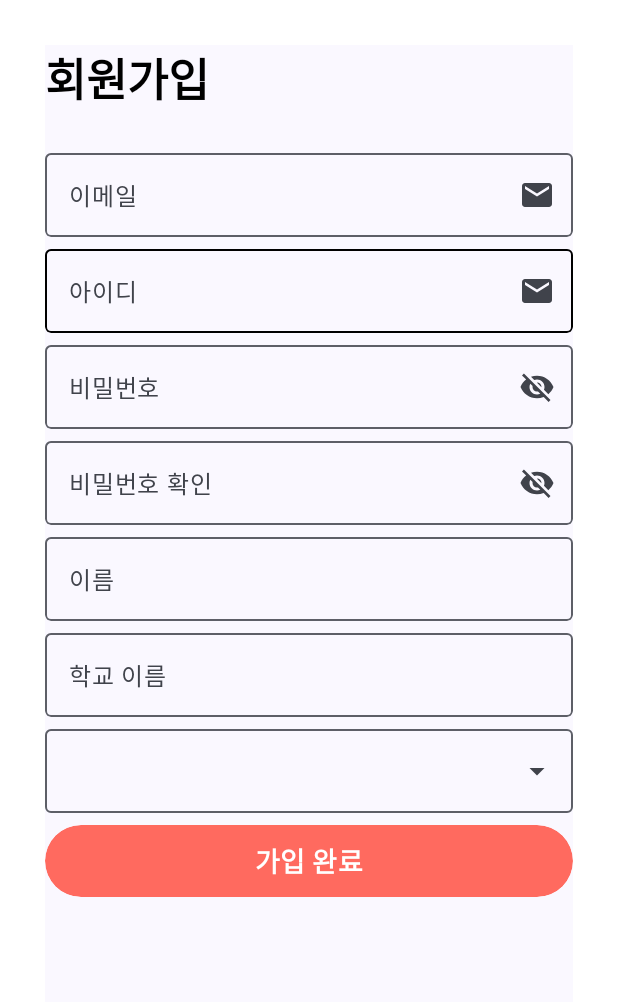
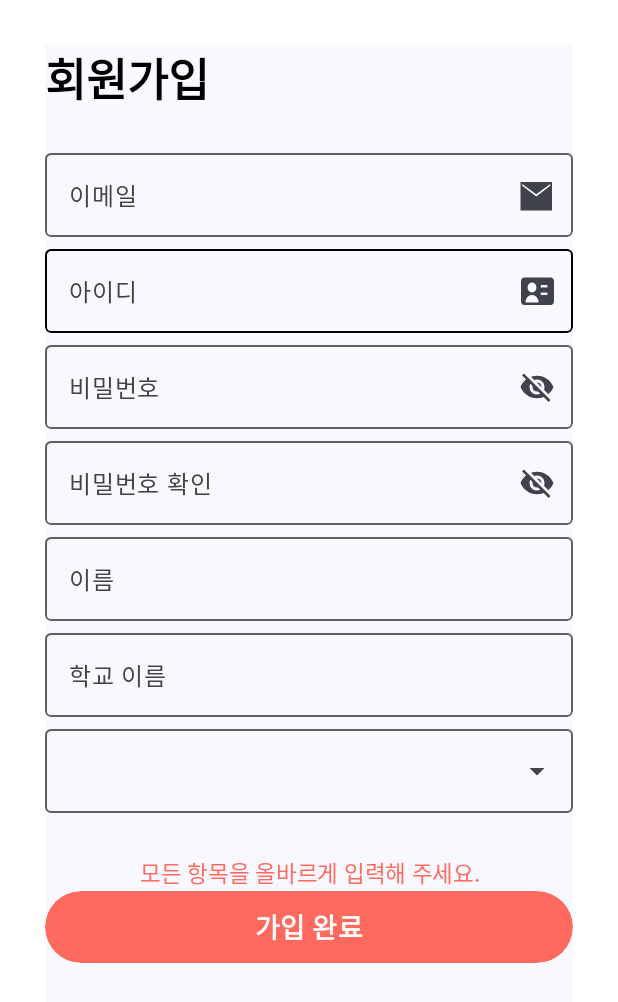
Before and after one commit to applepepsi/NextClass, an Android app built with Jetpack Compose: the screen it shows after launch (MainActivity), after a tap on "가입 완료", on a phone screen of 412 x 824 dp. Shown: the top 1002 px of the screen. Run offline under Robolectric (Android 15) with nearby library versions, the phone set to English and light mode, and no system bars; our stand-ins replace Dagger/Hilt's generated code.

Commit message:
추가 예외 처리 및 이미지 버튼 변경

```diff
--- a/app/src/main/java/com/example/nextclass/appComponent/AppComponents.kt
+++ b/app/src/main/java/com/example/nextclass/appComponent/AppComponents.kt
@@ -24,6 +24,7 @@ import androidx.compose.material.icons.filled.VisibilityOff
 import androidx.compose.material3.Button
 import androidx.compose.material3.ButtonDefaults
 import androidx.compose.material3.Card
+import androidx.compose.material3.CircularProgressIndicator
 import androidx.compose.material3.DismissValue
 import androidx.compose.material3.DropdownMenu
 import androidx.compose.material3.DropdownMenuItem
@@ -51,9 +52,12 @@ import androidx.compose.ui.Modifier
 import androidx.compose.ui.draw.clip
 import androidx.compose.ui.graphics.Brush
 import androidx.compose.ui.graphics.Color
+import androidx.compose.ui.graphics.vector.ImageVector
 import androidx.compose.ui.layout.onSizeChanged
 import androidx.compose.ui.platform.LocalDensity
 import androidx.compose.ui.res.colorResource
+import androidx.compose.ui.res.painterResource
+import androidx.compose.ui.res.vectorResource
 import androidx.compose.ui.text.TextStyle
 import androidx.compose.ui.text.font.FontStyle
 import androidx.compose.ui.text.font.FontWeight
@@ -162,9 +166,10 @@ fun EmailInputFieldComponent(
         onValueChange = onValueChange,
         trailingIcon = {
             val iconImage=if(emailCheckValue){
-                Icons.Filled.MarkEmailRead
+                ImageVector.vectorResource(R.drawable.email_duplicate_check_yes)
+
             }else{
-                Icons.Filled.Email
+                ImageVector.vectorResource(R.drawable.email_duplicate_check_no)
             }
 
             val description=if(emailCheckValue){
@@ -222,9 +227,10 @@ fun IdInputFieldComponent(
         onValueChange = onValueChange,
         trailingIcon = {
             val iconImage=if(idDuplicateCheckValue){
-                Icons.Filled.MarkEmailRead
+                ImageVector.vectorResource(R.drawable.id_duplicate_check_yes)
+
             }else{
-                Icons.Filled.Email
+                ImageVector.vectorResource(R.drawable.id_duplicate_check_no)
             }
 
             val description=if(idDuplicateCheckValue){
@@ -434,13 +440,21 @@ fun InputButtonComponent(
 
 
 @Composable
-fun TextInputHelpFieldComponent(){
-
-    Text(
-        text = "",
-        fontSize = 10.sp,
-        modifier = Modifier
-            .fillMaxWidth()
-            .padding(start = 20.dp, top = 5.dp),
-    )
+fun TextInputHelpFieldComponent(
+    errorMessage: String,
+    isError:Boolean
+){
+    if(isError){
+        Text(
+            text = errorMessage,
+            fontSize = 15.sp,
+            fontWeight = FontWeight.Normal,
+            fontStyle = FontStyle.Normal,
+            color = Pastel_Red,
+            textAlign = TextAlign.Center,
+            modifier = Modifier
+                .fillMaxWidth()
+                .heightIn(13.dp)
+        )
+    }
 }
--- a/app/src/main/java/com/example/nextclass/screen/JoinView.kt
+++ b/app/src/main/java/com/example/nextclass/screen/JoinView.kt
@@ -42,6 +42,7 @@ import com.example.nextclass.appComponent.GradeDropDownMenuComponent
 import com.example.nextclass.appComponent.IdInputFieldComponent
 import com.example.nextclass.appComponent.InputButtonComponent
 import com.example.nextclass.appComponent.MainTextComponent
+import com.example.nextclass.appComponent.TextInputHelpFieldComponent
 import com.example.nextclass.repository.TestRepository
 
 @Composable
@@ -129,6 +130,14 @@ fun JoinView(loginViewModel: LoginViewModel) {
                 toggleDropDownMenuOption={loginViewModel.toggleMenuVisibility()}
             )
 
+            Spacer(modifier = Modifier.height(20.dp))
+
+            TextInputHelpFieldComponent(
+
+                errorMessage = loginViewModel.joinFailMessage.value.asString(LocalContext.current),
+                isError = loginViewModel.joinFail.value,
+            )
+
             InputButtonComponent(value="가입 완료", onClick = {loginViewModel.joinComplete()})
 
         }
--- a/app/src/main/java/com/example/nextclass/viewmodel/LoginViewModel.kt
+++ b/app/src/main/java/com/example/nextclass/viewmodel/LoginViewModel.kt
@@ -94,9 +94,16 @@ class LoginViewModel @Inject constructor(
     private val _entranceYearInputErrorMessage = mutableStateOf<StringValue>(StringValue.Empty)
     val entranceYearInputErrorMessage: State<StringValue> = _entranceYearInputErrorMessage
 
+    private val _joinFailMessage = mutableStateOf<StringValue>(StringValue.Empty)
+    val joinFailMessage: State<StringValue> = _joinFailMessage
+
+    private val _joinFail=mutableStateOf(false)
+    val joinFail: State<Boolean> = _joinFail
+
     fun updateEmail(newEmail: String) {
         _email.value = newEmail
         emailCheck(newEmail)
+        _emailDuplicateCheck.value=false
     }
 
     private fun emailCheck(newEmail: String){
@@ -105,6 +112,7 @@ class LoginViewModel @Inject constructor(
 
         val errorMessage = when {
             !pattern.matcher(newEmail).matches() -> StringValue.StringResource(R.string.wrongEmailType)
+            !_emailDuplicateCheck.value -> StringValue.StringResource(R.string.needEmailDuplicateCheck)
             else -> StringValue.Empty
         }
         _emailInputErrorMessage.value = errorMessage
@@ -114,12 +122,15 @@ class LoginViewModel @Inject constructor(
     fun updateId(newId: String) {
         _id.value = newId
         idCheck(newId)
+        //아이디 인증을 하고 텍스트를 바꾸면 인증을 다시하도록
+        _idDuplicateCheck.value=false
     }
 
     private fun idCheck(newId: String){
         val errorMessage = when {
             newId.length !in 5..20 -> StringValue.StringResource(R.string.idSizeLimit)
             !newId.matches(Regex("^[a-zA-Z0-9]*$")) -> StringValue.StringResource(R.string.idOnlyString)
+            !_idDuplicateCheck.value -> StringValue.StringResource(R.string.needIdDuplicateCheck)
             else -> StringValue.Empty
         }
         _idInputErrorMessage.value = errorMessage
@@ -135,6 +146,7 @@ class LoginViewModel @Inject constructor(
         val errorMessage = when {
             newPassword.length !in 8..16 -> StringValue.StringResource(R.string.wrongPasswordLimit)
             !newPassword.matches(Regex("^(?=.*[0-9])(?=.*[a-z])(?=.*[A-Z]).+$")) -> StringValue.StringResource(R.string.wrongPasswordRule)
+
             else -> StringValue.Empty
         }
 
@@ -252,7 +264,7 @@ class LoginViewModel @Inject constructor(
 
     fun joinComplete(){
 
-        if(joinEmptyAndErrorCheck())
+        if(joinEmptyAndErrorCheck() && duplicateCheck() )
         {
             Log.d("가입 성공",
                 "email : ${email.value}," +
@@ -262,22 +274,31 @@ class LoginViewModel @Inject constructor(
                         "name : ${name.value},"+
                         "schoolName : ${schoolName.value},"+
                         "entranceYear : ${entranceYear.value},")
+
+            _joinFailMessage.value=StringValue.Empty
+            _joinFail.value=false
         }else{
-            Log.d("가입 실패",
-                "가입 실패")
+            Log.d("가입 실패", "가입실패")
+            _joinFailMessage.value=StringValue.StringResource(R.string.joinFailError)
+            _joinFail.value=true
         }
     }
 
     private fun joinEmptyAndErrorCheck(): Boolean {
         return listOf(
-            email to emailInputError,
-            id to idInputError,
-            password to passwordInputError,
-            passwordConfirm to passwordConfirmInputError,
-            name to nameInputError,
-            schoolName to schoolNameInputError,
-            entranceYear to entranceYearInputError
+            _email to _emailInputError,
+            _id to _idInputError,
+            _password to _passwordInputError,
+            _passwordConfirm to _passwordConfirmInputError,
+            _name to _nameInputError,
+            _schoolName to _schoolNameInputError,
+            _entranceYear to _entranceYearInputError
         ).all { (userInput, error) -> userInput.value.isNotEmpty() && !error.value }
     }
 
+    private fun duplicateCheck(): Boolean {
+
+        return _idDuplicateCheck.value && _emailDuplicateCheck.value
+    }
+
 }
--- /dev/null
+++ b/app/src/main/res/drawable/email_duplicate_check_no.xml
@@ -0,0 +1,10 @@
+<?xml version="1.0" encoding="utf-8"?>
+<vector xmlns:android="http://schemas.android.com/apk/res/android"
+    android:width="24dp"
+    android:height="26dp"
+    android:viewportWidth="24"
+    android:viewportHeight="26">
+    <path
+        android:fillColor="#FF000000"
+        android:pathData="M1 23V4h21v19H1Zm10.5-9.34l9.33-7.1v-1.2l-9.33 6.78-9.33-6.78v1.2l9.33 7.1Z"/>
+</vector>
--- /dev/null
+++ b/app/src/main/res/drawable/email_duplicate_check_yes.xml
@@ -0,0 +1,14 @@
+<?xml version="1.0" encoding="utf-8"?>
+<vector xmlns:android="http://schemas.android.com/apk/res/android"
+    android:width="24dp"
+    android:height="26dp"
+    android:viewportWidth="24"
+    android:viewportHeight="26">
+    <path
+        android:fillColor="#FF000000"
+        android:pathData="M1 23V4h21v19H1Zm10.5-9.34l9.33-7.1v-1.2l-9.33 6.78-9.33-6.78v1.2l9.33 7.1Z"/>
+    <path
+        android:fillColor="#FF04CA00"
+        android:fillType="evenOdd"
+        android:pathData="M17.5 22c0.6 0 1.18-0.12 1.72-0.34 0.55-0.23 1.04-0.56 1.46-0.98 0.42-0.42 0.75-0.91 0.98-1.46C21.88 18.68 22 18.1 22 17.5c0-0.6-0.12-1.18-0.34-1.72-0.23-0.55-0.56-1.04-0.98-1.46-0.42-0.42-0.91-0.75-1.46-0.98C18.68 13.12 18.1 13 17.5 13c-1.2 0-2.34 0.47-3.18 1.32C13.47 15.16 13 16.3 13 17.5c0 1.2 0.47 2.34 1.32 3.18C15.16 21.53 16.3 22 17.5 22Zm-0.12-2.68l2.5-3-0.76-0.64-2.15 2.58-1.12-1.11-0.7 0.7 1.5 1.5 0.38 0.39 0.35-0.42Z"/>
+</vector>
--- /dev/null
+++ b/app/src/main/res/drawable/id_duplicate_check_no.xml
@@ -0,0 +1,11 @@
+<?xml version="1.0" encoding="utf-8"?>
+<vector xmlns:android="http://schemas.android.com/apk/res/android"
+    android:width="22dp"
+    android:height="19dp"
+    android:viewportWidth="22"
+    android:viewportHeight="19">
+    <path
+        android:fillColor="#FF000000"
+        android:fillType="evenOdd"
+        android:pathData="M0 2.83c0-0.66 0.23-1.3 0.64-1.76C1.06 0.6 1.62 0.33 2.2 0.33h17.6c0.58 0 1.14 0.27 1.56 0.74 0.4 0.46 0.64 1.1 0.64 1.76v13.34c0 0.66-0.23 1.3-0.64 1.76-0.42 0.47-0.98 0.74-1.56 0.74H2.2c-0.58 0-1.14-0.27-1.56-0.74C0.24 17.47 0 16.83 0 16.17V2.83ZM4.4 7c0-0.88 0.3-1.73 0.86-2.36 0.55-0.62 1.3-0.97 2.07-0.97 0.78 0 1.53 0.35 2.08 0.97 0.55 0.63 0.86 1.48 0.86 2.36 0 0.88-0.31 1.73-0.86 2.36-0.55 0.62-1.3 0.97-2.08 0.97-0.77 0-1.52-0.35-2.07-0.97C4.7 8.73 4.4 7.88 4.4 7Zm13.2 0h-4.4V5.33h4.4V7Zm0 5h-4.4v-1.67h4.4V12ZM7.33 12c-0.8 0-1.58 0.25-2.25 0.73-0.68 0.47-1.23 1.16-1.59 1.97l-0.48 1.1c-0.06 0.12-0.08 0.26-0.08 0.4 0 0.15 0.05 0.28 0.11 0.4 0.07 0.13 0.16 0.23 0.27 0.3 0.1 0.06 0.23 0.1 0.36 0.1H11c0.13 0 0.25-0.04 0.36-0.1 0.1-0.07 0.2-0.17 0.26-0.3 0.07-0.12 0.1-0.25 0.11-0.4 0-0.14-0.02-0.28-0.07-0.4l-0.49-1.1c-0.35-0.81-0.9-1.5-1.58-1.97C8.91 12.25 8.13 12 7.33 12Z"/>
+</vector>
--- /dev/null
+++ b/app/src/main/res/drawable/id_duplicate_check_yes.xml
@@ -0,0 +1,17 @@
+<?xml version="1.0" encoding="utf-8"?>
+<vector xmlns:android="http://schemas.android.com/apk/res/android"
+    android:width="22dp"
+    android:height="25dp"
+    android:viewportWidth="22"
+    android:viewportHeight="25">
+    <group>
+        <path
+            android:fillColor="#FF000000"
+            android:fillType="evenOdd"
+            android:pathData="M0 5.83c0-0.66 0.23-1.3 0.64-1.76C1.06 3.6 1.62 3.33 2.2 3.33h17.6c0.58 0 1.14 0.27 1.56 0.74 0.4 0.46 0.64 1.1 0.64 1.76v13.34c0 0.66-0.23 1.3-0.64 1.76-0.42 0.47-0.98 0.74-1.56 0.74H2.2c-0.58 0-1.14-0.27-1.56-0.74C0.24 20.47 0 19.83 0 19.17V5.83ZM4.4 10c0-0.88 0.3-1.73 0.86-2.36 0.55-0.62 1.3-0.97 2.07-0.97 0.78 0 1.53 0.35 2.08 0.97 0.55 0.63 0.86 1.48 0.86 2.36 0 0.88-0.31 1.73-0.86 2.36-0.55 0.62-1.3 0.97-2.08 0.97-0.77 0-1.52-0.35-2.07-0.97C4.7 11.73 4.4 10.88 4.4 10Zm13.2 0h-4.4V8.33h4.4V10Zm0 5h-4.4v-1.67h4.4V15ZM7.33 15c-0.8 0-1.58 0.25-2.25 0.73-0.68 0.47-1.23 1.16-1.59 1.97l-0.48 1.1c-0.06 0.12-0.08 0.26-0.08 0.4 0 0.15 0.05 0.28 0.11 0.4 0.07 0.13 0.16 0.23 0.27 0.3 0.1 0.06 0.23 0.1 0.36 0.1H11c0.13 0 0.25-0.04 0.36-0.1 0.1-0.07 0.2-0.17 0.26-0.3 0.07-0.12 0.1-0.25 0.11-0.4 0-0.14-0.02-0.28-0.07-0.4l-0.49-1.1c-0.35-0.81-0.9-1.5-1.58-1.97C8.91 15.25 8.13 15 7.33 15Z"/>
+        <path
+            android:fillColor="#FF04CA00"
+            android:fillType="evenOdd"
+            android:pathData="M17.5 22c0.6 0 1.18-0.12 1.72-0.34 0.55-0.23 1.04-0.56 1.46-0.98 0.42-0.42 0.75-0.91 0.98-1.46C21.88 18.68 22 18.1 22 17.5c0-0.6-0.12-1.18-0.34-1.72-0.23-0.55-0.56-1.04-0.98-1.46-0.42-0.42-0.91-0.75-1.46-0.98C18.68 13.12 18.1 13 17.5 13c-1.2 0-2.34 0.47-3.18 1.32C13.47 15.16 13 16.3 13 17.5c0 1.2 0.47 2.34 1.32 3.18C15.16 21.53 16.3 22 17.5 22Zm-0.12-2.68l2.5-3-0.76-0.64-2.15 2.58-1.12-1.11-0.7 0.7 1.5 1.5 0.38 0.39 0.35-0.42Z"/>
+    </group>
+</vector>
--- a/app/src/main/res/values/strings.xml
+++ b/app/src/main/res/values/strings.xml
@@ -10,13 +10,14 @@
 
     //회원가입 에러메세지id
     <string name="idDuplicate">중복된 아이디 입니다.</string>
-
-    <string name="idOnlyString">아이디에는 공백없는 숫자와 대소문자가만 허용됩니다.</string>
+    <string name="idOnlyString">아이디에는 공백없는 숫자와 대소문자만 허용됩니다.</string>
     <string name="idSizeLimit">아이디는(5~20)자리의 글자만 허용됩니다.</string>
+    <string name="needIdDuplicateCheck">아이디 중복체크가 필요합니다.</string>
 
     //회원가입 에러메세지 이메일
     <string name="emailDuplicate">중복된 이메일 입니다. 입니다.</string>
     <string name="wrongEmailType">이메일 형식에 맞춰서 작성해 주세요.</string>
+    <string name="needEmailDuplicateCheck">이메일 중복체크가 필요합니다.</string>
 
     //회원가입 에러메세지 비밀번호
     <string name="wrongPasswordRule">비밀번호는 8자리 이상의 영어 대소문자가 포함되어야 합니다.</string>
@@ -30,7 +31,10 @@
     <string name="schoolNameLimit">올바른 학교명을 입력해 주세요.</string>
 
     //회원가입 에러메세지 공통
-    <string name="defaultError">모든 항목에 입력해 주세요.</string>
+    <string name="joinFailError">모든 항목을 올바르게 입력해 주세요.</string>
+
+    //회원가입 에러메세지 공통
+    <string name="emptyTextError">해당 항목은 비어있을 수 없습니다.</string>
 
     //서버 통신 불안정
     <string name="duplicateFail">서버와의 연결이 불안정 합니다. 잠시 후 다시 시도해 주세요</string>
```
